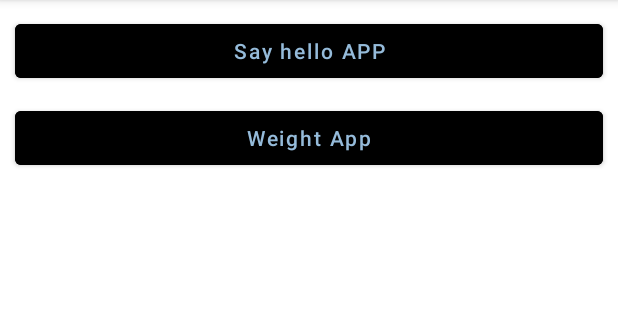
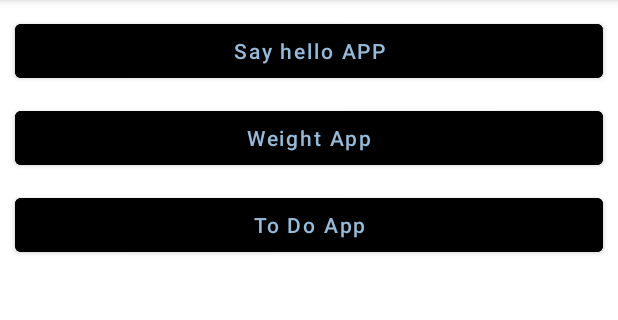
Before and after one commit to josepablofr/PepeApplication, an Android app: the screen it shows after launch (MenuActivity), on a phone screen of 412 x 824 dp, the part 84-404 px from its top. Run offline under Robolectric (Android 15) with nearby library versions, the light colour scheme and no system bars.

Commit message:
Added Internet Permission Created Todo App

```diff
--- a/app/src/main/AndroidManifest.xml
+++ b/app/src/main/AndroidManifest.xml
@@ -3,7 +3,7 @@
     xmlns:tools="http://schemas.android.com/tools"
     package="com.example.pepeapplication">
 
-    <uses-permission android:name="android.permission.INTERNET"></uses-permission>
+    <uses-permission android:name="android.permission.INTERNET" />
 
     <application
         android:allowBackup="true"
@@ -15,6 +15,9 @@
         android:supportsRtl="true"
         android:theme="@style/Theme.PepeApplication"
         tools:targetApi="31">
+        <activity
+            android:name=".todoApp.ToDoActivity"
+            android:exported="false" />
         <activity
             android:name=".imccalculator.ResultIMCActivity"
             android:exported="false" />
--- a/app/src/main/java/com/example/pepeapplication/MenuActivity.kt
+++ b/app/src/main/java/com/example/pepeapplication/MenuActivity.kt
@@ -6,6 +6,7 @@ import android.os.Bundle
 import android.widget.Button
 import com.example.pepeapplication.imccalculator.ImcCalculatorActivity
 import com.example.pepeapplication.saludaApp.FirstAppActivity
+import com.example.pepeapplication.todoApp.ToDoActivity
 
 class MenuActivity : AppCompatActivity() {
 
@@ -14,11 +15,14 @@ class MenuActivity : AppCompatActivity() {
         setContentView(R.layout.activity_menu)
 
         val btnSayHelloApp = findViewById<Button>(R.id.btnSayHelloApp)
-        val btnCorporalWeight =findViewById<Button>(R.id.btnCorporalWeight)
+        val btnCorporalWeight = findViewById<Button>(R.id.btnCorporalWeight)
+        val btnToDoApp = findViewById<Button>(R.id.btnTodoApp)
 
         btnSayHelloApp.setOnClickListener { navigateToSayhelloApp() }
         btnCorporalWeight.setOnClickListener { navigateToCorporalWeightApp() }
+        btnToDoApp.setOnClickListener { navigateToToDoApp() }
     }
+
 
     private fun navigateToSayhelloApp(){
         val intent = Intent(this, FirstAppActivity::class.java)
@@ -29,4 +33,9 @@ class MenuActivity : AppCompatActivity() {
         val intent = Intent (this, ImcCalculatorActivity::class.java )
         startActivity(intent)
     }
+
+    private fun navigateToToDoApp() {
+        val intent = Intent (this, ToDoActivity::class.java)
+        startActivity(intent)
+    }
 }
--- a/app/src/main/res/layout/activity_menu.xml
+++ b/app/src/main/res/layout/activity_menu.xml
@@ -28,6 +28,17 @@
         android:textAllCaps="false"
         app:layout_constraintTop_toBottomOf="@+id/btnSayHelloApp" />
 
+    <Button
+        android:id="@+id/btnTodoApp"
+        android:layout_width="match_parent"
+        android:layout_height="wrap_content"
+        android:layout_margin="10dp"
+        android:backgroundTint="@color/black"
+        android:text="To Do App"
+        android:textColor="@color/menu_colors"
+        android:textAllCaps="false"
+        app:layout_constraintTop_toBottomOf="@+id/btnCorporalWeight" />
+
 
 </androidx.constraintlayout.widget.ConstraintLayout>
 
```
Also changed, not shown: app/src/main/java/com/example/pepeapplication/imccalculator/ResultIMCActivity.kt (+34 -0 lines), app/src/main/java/com/example/pepeapplication/todoApp/ToDoActivity.kt (added, +12 -0 lines), app/src/main/res/layout/activity_to_do.xml (added, +9 -0 lines), app/src/main/res/values/strings.xml (+14 -0 lines).
